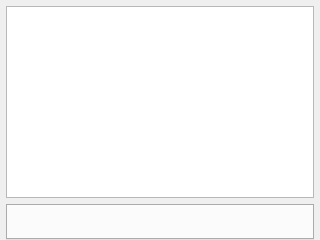
This is ui/CompilingWidget.ui in kipr/botui as Qt 5 draws it before an edit. The edited form follows.
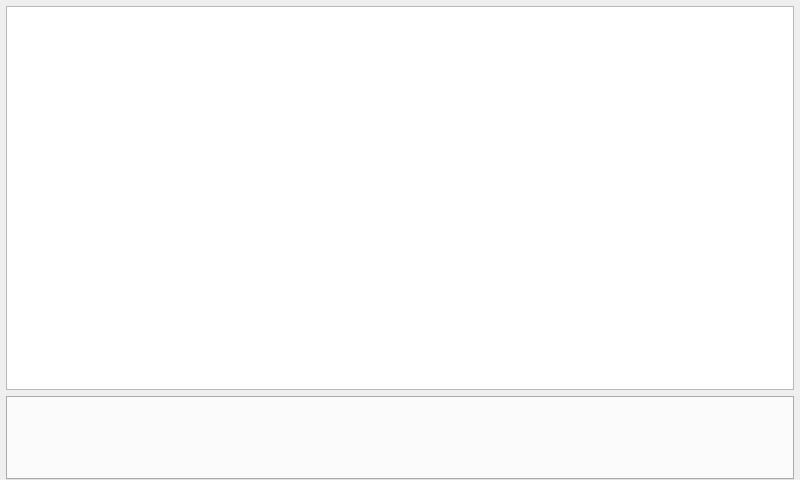
This is the edited form.

The edit to the form file:
```diff
--- a/ui/CompilingWidget.ui
+++ b/ui/CompilingWidget.ui
@@ -6,8 +6,8 @@
    <rect>
     <x>0</x>
     <y>0</y>
-    <width>320</width>
-    <height>240</height>
+    <width>800</width>
+    <height>480</height>
    </rect>
   </property>
   <property name="windowTitle">
@@ -28,6 +28,17 @@
    </property>
    <item>
     <widget class="QTextEdit" name="log">
+     <property name="minimumSize">
+      <size>
+       <width>0</width>
+       <height>384</height>
+      </size>
+     </property>
+     <property name="font">
+      <font>
+       <pointsize>22</pointsize>
+      </font>
+     </property>
      <property name="focusPolicy">
       <enum>Qt::NoFocus</enum>
      </property>
@@ -37,7 +48,13 @@
     </widget>
    </item>
    <item>
-    <widget class="QTabWidget" name="results"/>
+    <widget class="QTabWidget" name="results">
+     <property name="font">
+      <font>
+       <pointsize>22</pointsize>
+      </font>
+     </property>
+    </widget>
    </item>
   </layout>
  </widget>
```
